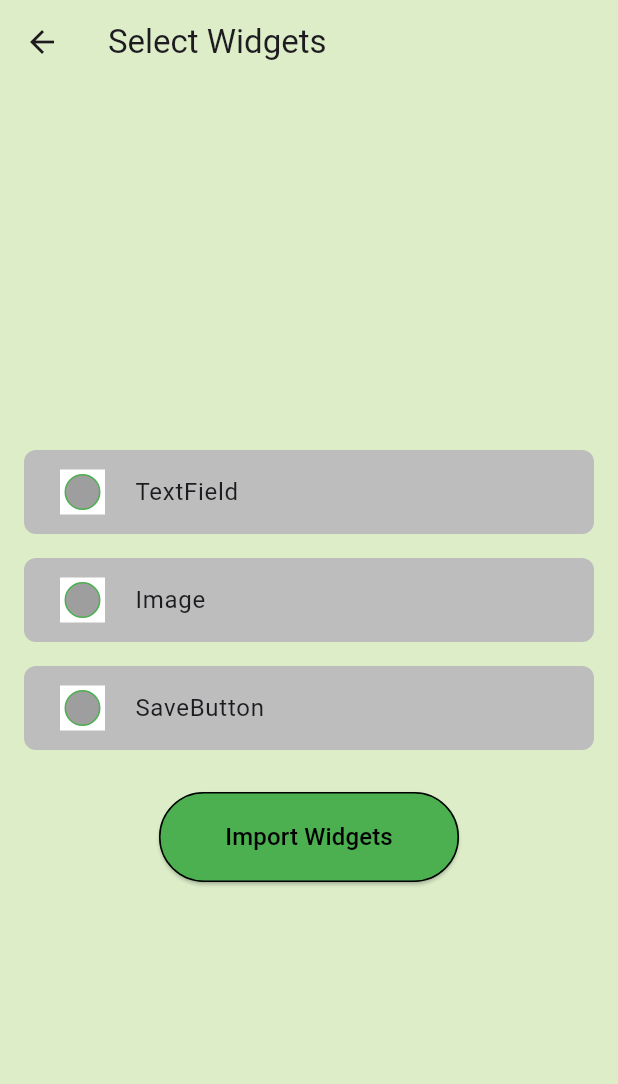
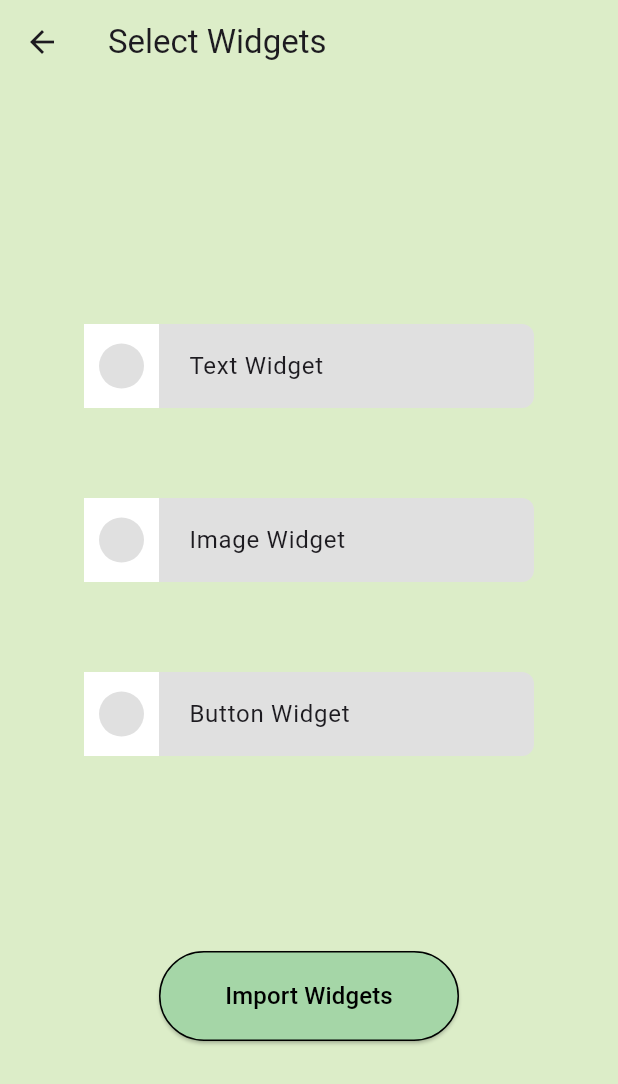
Before and after one commit to varadk20/YI7t6I, a Flutter app: the screen it shows after launch, after a tap on "Add Widgets", on a phone screen of 412 x 824 dp. Shown: the top 1084 px of the screen. Run offline on Flutter 3.47's test engine with Material 3 defaults, Android fonts, the phone set to English and light mode, and no system bars; our stand-ins replace firebase_core, firebase_database, image_picker; accounts and stored records are empty.

Commit message:
ui changes 2

```diff
--- a/lib/Routes/secondpage.dart
+++ b/lib/Routes/secondpage.dart
@@ -1,13 +1,13 @@
 import 'package:flutter/material.dart';
 
-class SecondRoute extends StatefulWidget {
-  const SecondRoute({super.key});
+class WidgetSelectionPage extends StatefulWidget {
+  const WidgetSelectionPage({super.key});
 
   @override
-  State<SecondRoute> createState() => _SecondRouteState();
+  State<WidgetSelectionPage> createState() => _WidgetSelectionPageState();
 }
 
-class _SecondRouteState extends State<SecondRoute> {
+class _WidgetSelectionPageState extends State<WidgetSelectionPage> {
   final List<String> _selectedItems = [];
   bool _isTextFieldSelected = false;
   bool _isImageSelected = false;
@@ -17,7 +17,7 @@ class _SecondRouteState extends State<SecondRoute> {
   Widget build(BuildContext context) {
     return Scaffold(
       appBar: AppBar(
-        title: const Text('Import Widgets'),
+        title: const Text('Select Widgets'),
         backgroundColor: Colors.lightGreen[100],
       ),
       body: Container(
@@ -28,25 +28,26 @@ class _SecondRouteState extends State<SecondRoute> {
             child: Column(
               mainAxisAlignment: MainAxisAlignment.center,
               children: [
-                _buildCheckboxItem('TextField', _isTextFieldSelected, (value) {
+                _buildCheckboxItem('Text Widget', _isTextFieldSelected, (value) {
                   setState(() {
                     _isTextFieldSelected = value!;
                     _updateSelectedItems('TextField', value);
                   });
                 }),
-                _buildCheckboxItem('Image', _isImageSelected, (value) {
+                _buildCheckboxItem('Image Widget', _isImageSelected, (value) {
                   setState(() {
                     _isImageSelected = value!;
                     _updateSelectedItems('Image', value);
                   });
                 }),
-                _buildCheckboxItem('SaveButton', _isSaveButtonSelected, (value) {
+                _buildCheckboxItem('Button Widget', _isSaveButtonSelected,
+                    (value) {
                   setState(() {
                     _isSaveButtonSelected = value!;
                     _updateSelectedItems('SaveButton', value);
                   });
                 }),
-                const SizedBox(height: 20),
+                const SizedBox(height: 100),
                 ElevatedButton(
                   onPressed: () {
                     if (_selectedItems.isNotEmpty) {
@@ -54,7 +55,7 @@ class _SecondRouteState extends State<SecondRoute> {
                     }
                   },
                   style: ElevatedButton.styleFrom(
-                    backgroundColor: Colors.green,
+                    backgroundColor: Colors.green.shade200,
                     minimumSize: const Size(200, 60),
                     side: const BorderSide(color: Colors.black, width: 1),
                   ),
@@ -77,51 +78,49 @@ class _SecondRouteState extends State<SecondRoute> {
   Widget _buildCheckboxItem(
       String label, bool value, ValueChanged<bool?> onChanged) {
     return Container(
-      margin: const EdgeInsets.symmetric(vertical: 8.0),
+      margin: const EdgeInsets.symmetric(vertical: 30.0),
       decoration: BoxDecoration(
-          color: Colors.grey[400], borderRadius: BorderRadius.circular(8)),
+        color: Colors.grey[300],
+        borderRadius: BorderRadius.circular(8),
+      ),
       child: GestureDetector(
         onTap: () {
           onChanged(!value);
         },
+        child: SizedBox(
+          width: 300,
           child: ListTile(
-          contentPadding: const EdgeInsets.only(left: 24.0),
-          title: Row(
-            children: [
-              Container(
+            contentPadding: EdgeInsets.zero,
+            leading: Container(
               color: Colors.white,
-                height: 30,
-                width: 30,
+              width: 50,
+              height: double.infinity, // Matches ListTile height
               child: Center(
                 child: AnimatedContainer(
                   duration: const Duration(milliseconds: 200),
-                    height: 24,
-                    width: 24,
+                  height: 30,
+                  width: 30,
                   decoration: BoxDecoration(
                     shape: BoxShape.circle,
-                      color: value ? Colors.green : Colors.grey,
-                      border: Border.all(color: Colors.green),
-                    ),
-                    child: value
-                        ? null
-                        : const SizedBox(),
+                    color: value ? Colors.green : Colors.grey.shade300,
+                    // border: Border.all(color: Colors.green),
                   ),
                 ),
               ),
-              const SizedBox(width: 20),
-              Text(label),
-            ],
+            ),
+            title: Text(label),
+            horizontalTitleGap: 20.0, // Gap between leading and title
           ),
         ),
       ),
     );
   }
 
-  void _updateSelectedItems(String item, bool isSelected) {
+  void _updateSelectedItems(String label, bool isSelected) {
     if (isSelected) {
-      _selectedItems.add(item);
+      _selectedItems.add(label);
     } else {
-      _selectedItems.remove(item);
+      _selectedItems.remove(label);
     }
   }
 }
--- a/lib/main.dart
+++ b/lib/main.dart
@@ -39,7 +39,7 @@ class _MyHomePageState extends State<MyHomePage> {
   final FirebaseDatabase _database = FirebaseDatabase.instance;
   final TextEditingController _textController = TextEditingController();
   XFile? _selectedImage;
-  String _message = 'No widget added.';
+  String _message = 'No widget is added';
 
   Future<void> _pickImage() async {
     try {
@@ -53,11 +53,11 @@ class _MyHomePageState extends State<MyHomePage> {
   }
 
   Future<void> _saveData() async {
-    bool hasContentToSave = _selectedWidgets.contains('Image') ||
-        _selectedWidgets.contains('TextField') ||
-        _selectedImage != null;
-
-    if (!hasContentToSave) {
+    // Check if any widget has been added
+    if (_selectedWidgets.isEmpty ||
+        (!_selectedWidgets.contains('Image') &&
+            !_selectedWidgets.contains('TextField') &&
+            _selectedImage == null)) {
       setState(() {
         _message = 'Add at least a widget to save.';
       });
@@ -78,17 +78,20 @@ class _MyHomePageState extends State<MyHomePage> {
         'image': imageBase64,
       };
 
+      // Check if there's anything to save
       if (data['text'] != null || data['image'] != null) {
         await _database.ref('saved_data').push().set(data);
 
-        setState(() {
-          _message = 'Data saved successfully!';
-        });
+        // setState(() {
+        //   _message = 'Data saved successfully!';
+        // });
 
-        // Show a green Snackbar
         ScaffoldMessenger.of(context).showSnackBar(
           SnackBar(
-            content: Text('Data saved successfully!'),
+            content: Text(
+              'Successfully Saved',
+              textAlign: TextAlign.center,
+            ),
             backgroundColor: Colors.green,
           ),
         );
@@ -102,7 +105,6 @@ class _MyHomePageState extends State<MyHomePage> {
         _message = 'Failed to save data: $e';
       });
 
-      // Show an error Snackbar
       ScaffoldMessenger.of(context).showSnackBar(
         SnackBar(
           content: Text('Failed to save data: $e'),
@@ -122,29 +124,48 @@ class _MyHomePageState extends State<MyHomePage> {
       ),
       body: Center(
         child: Column(
-          mainAxisAlignment: MainAxisAlignment.center,
+          mainAxisAlignment: MainAxisAlignment.start,
           children: [
             Container(
               width: 350,
               height: 600,
               alignment: Alignment.center,
               padding: const EdgeInsets.all(12),
-              margin: const EdgeInsets.only(bottom: 20),
+              margin: const EdgeInsets.only(bottom: 50, top: 30),
               decoration: BoxDecoration(
                 color: Colors.lightGreen[100],
                 borderRadius: BorderRadius.circular(8),
               ),
               child: Column(
+                mainAxisAlignment: MainAxisAlignment.spaceBetween,
+                children: [
+                  Column(
                     children: [
                       if (_selectedWidgets.contains('TextField'))
                         Padding(
                           padding: const EdgeInsets.symmetric(vertical: 8.0),
+                          child: Column(
+                            children: [
+                              const SizedBox(
+                                height: 50,
+                              ), // Top margin for TextField
+                              SizedBox(
+                                width:
+                                    300, // Match the width of the Upload Image button
                                 child: TextField(
                                   controller: _textController,
                                   decoration: const InputDecoration(
                                     labelText: 'Enter Text',
                                     border: OutlineInputBorder(),
+
                                   ),
+
+                                  style: const TextStyle(
+                                    color: Colors.black,
+                                  ),
+                                ),
+                              ),
+                            ],
                           ),
                         ),
                       if (_selectedWidgets.contains('Image'))
@@ -152,26 +173,62 @@ class _MyHomePageState extends State<MyHomePage> {
                           padding: const EdgeInsets.symmetric(vertical: 8.0),
                           child: Column(
                             children: [
+                              const SizedBox(
+                                height: 20,
+                              ),
                               ElevatedButton(
                                 onPressed: _pickImage,
-                            child: const Text('Pick an Image'),
+                                style: ElevatedButton.styleFrom(
+                                    minimumSize: const Size(300, 50),
+                                    backgroundColor: Colors.grey.shade300,
+                                    shape: RoundedRectangleBorder()),
+                                child: const Text(
+                                  'Upload Image',
+                                  style: TextStyle(
+                                    fontSize: 16,
+                                    color: Colors.black,
+                                  ),
+                                ),
                               ),
                               const SizedBox(height: 16),
                               _selectedImage != null
-                              ? Image.file(File(_selectedImage!.path),
-                                  width: 200, height: 200, fit: BoxFit.cover)
+                                  ? Image.file(
+                                      File(_selectedImage!.path),
+                                      width: 200,
+                                      height: 200,
+                                      fit: BoxFit.cover,
+                                    )
                                   : const Text('No image selected'),
                             ],
                           ),
                         ),
+                    ],
+                  ),
+                  // Center the message
+                  if (_message.isNotEmpty)
+                    Expanded(
+                      child: Center(
+                        child: Text(
+                          _message,
+                          textAlign: TextAlign.center,
+                          style: const TextStyle(
+                            fontSize: 30,
+                            // fontWeight: FontWeight.bold,
+                            color: Colors.black,
+                          ),
+                        ),
+                      ),
+                    ),
+                  // Save Button at the bottom
                   if (_selectedWidgets.contains('SaveButton'))
                     Padding(
-                      padding: const EdgeInsets.symmetric(vertical: 8.0),
+                      padding: const EdgeInsets.only(top: 8, bottom: 80),
                       child: ElevatedButton(
                         style: ElevatedButton.styleFrom(
-                          minimumSize: const Size(200, 60),
+                          minimumSize: const Size(80, 50),
                           side: const BorderSide(color: Colors.black, width: 1),
-                          backgroundColor: Colors.green,
+                          backgroundColor: Colors.green.shade200,
+                          shape: RoundedRectangleBorder(),
                         ),
                         onPressed: _saveData,
                         child: const Text(
@@ -181,16 +238,6 @@ class _MyHomePageState extends State<MyHomePage> {
                             color: Colors.black,
                           ),
                         ),
-                      ),
-                    ),
-                  // The message will be shown here inside the existing container
-                  if (_message.isNotEmpty)
-                    Text(
-                      _message,
-                      style: const TextStyle(
-                        fontSize: 20,
-                        fontWeight: FontWeight.bold,
-                        color: Colors.black, // Black text inside the green box
                       ),
                     ),
                 ],
@@ -209,13 +256,13 @@ class _MyHomePageState extends State<MyHomePage> {
                     if (_selectedWidgets.isEmpty) {
                       _message = 'Add at least a widget to save.';
                     } else {
-                      _message = ''; // Clear the message when a widget is added
+                      _message = '';
                     }
                   });
                 }
               },
               style: ElevatedButton.styleFrom(
-                backgroundColor: Colors.green,
+                backgroundColor: Colors.green.shade200,
                 minimumSize: const Size(200, 60),
                 side: const BorderSide(color: Colors.black, width: 1),
               ),
@@ -233,128 +280,3 @@ class _MyHomePageState extends State<MyHomePage> {
     );
   }
 }
-
-class WidgetSelectionPage extends StatefulWidget {
-  const WidgetSelectionPage({super.key});
-
-  @override
-  State<WidgetSelectionPage> createState() => _WidgetSelectionPageState();
-}
-
-class _WidgetSelectionPageState extends State<WidgetSelectionPage> {
-  final List<String> _selectedItems = [];
-  bool _isTextFieldSelected = false;
-  bool _isImageSelected = false;
-  bool _isSaveButtonSelected = false;
-
-  @override
-  Widget build(BuildContext context) {
-    return Scaffold(
-      appBar: AppBar(
-        title: const Text('Select Widgets'),
-        backgroundColor: Colors.lightGreen[100],
-      ),
-      body: Container(
-        color: Colors.lightGreen[100],
-        child: Center(
-          child: Padding(
-            padding: const EdgeInsets.all(16.0),
-            child: Column(
-              mainAxisAlignment: MainAxisAlignment.center,
-              children: [
-                _buildCheckboxItem('TextField', _isTextFieldSelected, (value) {
-                  setState(() {
-                    _isTextFieldSelected = value!;
-                    _updateSelectedItems('TextField', value);
-                  });
-                }),
-                _buildCheckboxItem('Image', _isImageSelected, (value) {
-                  setState(() {
-                    _isImageSelected = value!;
-                    _updateSelectedItems('Image', value);
-                  });
-                }),
-                _buildCheckboxItem('SaveButton', _isSaveButtonSelected,
-                    (value) {
-                  setState(() {
-                    _isSaveButtonSelected = value!;
-                    _updateSelectedItems('SaveButton', value);
-                  });
-                }),
-                const SizedBox(height: 20),
-                ElevatedButton(
-                  onPressed: () {
-                    if (_selectedItems.isNotEmpty) {
-                      Navigator.pop(context, _selectedItems);
-                    }
-                  },
-                  style: ElevatedButton.styleFrom(
-                    backgroundColor: Colors.green,
-                    minimumSize: const Size(200, 60),
-                    side: const BorderSide(color: Colors.black, width: 1),
-                  ),
-                  child: const Text(
-                    'Import Widgets',
-                    style: TextStyle(
-                      fontSize: 16,
-                      color: Colors.black,
-                    ),
-                  ),
-                ),
-              ],
-            ),
-          ),
-        ),
-      ),
-    );
-  }
-
-  Widget _buildCheckboxItem(
-      String label, bool value, ValueChanged<bool?> onChanged) {
-    return Container(
-      margin: const EdgeInsets.symmetric(vertical: 8.0),
-      decoration: BoxDecoration(
-          color: Colors.grey[400], borderRadius: BorderRadius.circular(8)),
-      child: GestureDetector(
-        onTap: () {
-          onChanged(!value);
-        },
-        child: ListTile(
-          contentPadding: const EdgeInsets.only(left: 24.0),
-          title: Row(
-            children: [
-              Container(
-                color: Colors.white,
-                height: 30,
-                width: 30,
-                child: Center(
-                  child: AnimatedContainer(
-                    duration: const Duration(milliseconds: 200),
-                    height: 24,
-                    width: 24,
-                    decoration: BoxDecoration(
-                      shape: BoxShape.circle,
-                      color: value ? Colors.green : Colors.grey,
-                      border: Border.all(color: Colors.green),
-                    ),
-                    child: value ? null : const SizedBox(),
-                  ),
-                ),
-              ),
-              const SizedBox(width: 20),
-              Text(label),
-            ],
-          ),
-        ),
-      ),
-    );
-  }
-
-  void _updateSelectedItems(String item, bool isSelected) {
-    if (isSelected) {
-      _selectedItems.add(item);
-    } else {
-      _selectedItems.remove(item);
-    }
-  }
-}
```
Lines whose indentation alone changed are shown as unchanged.
